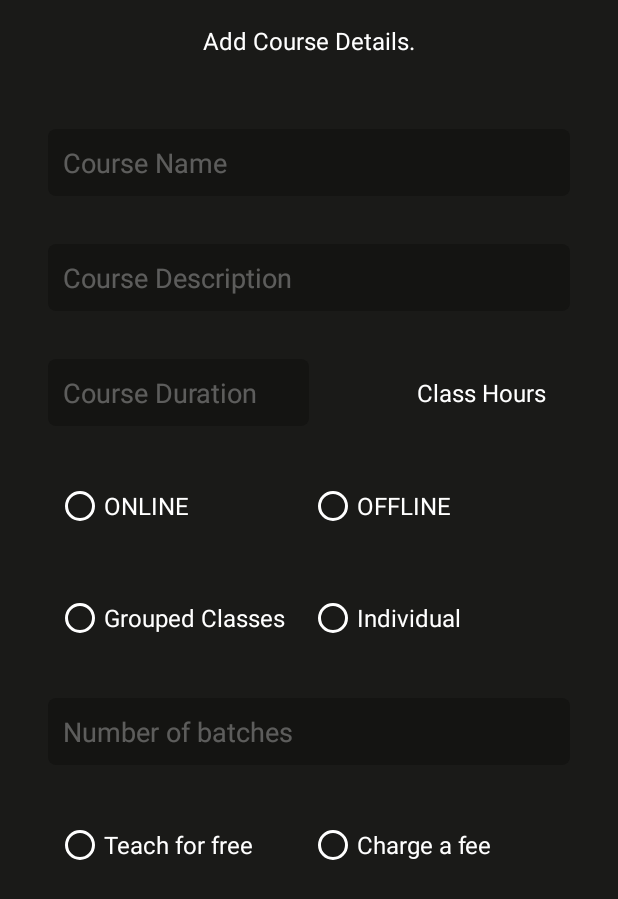
After one commit to sanchitgupta456/Upsilon, an Android app: the layout activity_add_course.xml on its own in the app's theme, with its tools: preview values and no code run, on a phone screen of 412 x 824 dp. The commit adds this screen. Shown: the top 899 px of the screen. Run offline under Robolectric (Android 15) with nearby library versions, the phone set to English and light mode, and no system bars.

Commit message:
added add course xml page

```diff
--- /dev/null
+++ b/app/src/main/java/com/sanchit/Upsilon/AddCourseActivity.java
@@ -0,0 +1,56 @@
+package com.sanchit.Upsilon;
+
+import android.os.Bundle;
+import android.util.Log;
+
+import androidx.annotation.Nullable;
+import androidx.appcompat.app.AppCompatActivity;
+import androidx.recyclerview.widget.DefaultItemAnimator;
+import androidx.recyclerview.widget.LinearLayoutManager;
+import androidx.recyclerview.widget.RecyclerView;
+
+import java.util.ArrayList;
+
+public class AddCourseActivity extends AppCompatActivity {
+    private static final String TAG = "AddCourseActivity";
+
+    private RecyclerView recyclerView ;
+    /*
+    private ArrayList<String> mCourseNames = new ArrayList<>();
+    private ArrayList<Integer> mImageUrls = new ArrayList<>();
+    */
+
+    @Override
+    protected void onCreate(@Nullable Bundle savedInstanceState) {
+        Log.d(TAG, "onCreate: started.");
+        super.onCreate(savedInstanceState);
+        setContentView(R.layout.activity_add_course);
+
+        //getCoursesTaught();
+    }
+    //for testing only. To be removed later.
+    /*
+    public void getCoursesTaught () {
+        mCourseNames.add("JAVA") ;
+        mCourseNames.add("JAVA") ;
+        mCourseNames.add("JAVA") ;
+        mCourseNames.add("JAVA") ;
+        mCourseNames.add("JAVA") ;
+        mImageUrls.add(R.drawable.darklogo);
+        mImageUrls.add(R.drawable.darklogo);
+        mImageUrls.add(R.drawable.darklogo);
+        mImageUrls.add(R.drawable.darklogo);
+        mImageUrls.add(R.drawable.darklogo);
+
+        initRecyclerView();
+    }
+
+    public void initRecyclerView () {
+        CourseListAdaptorHome adapter = new CourseListAdaptorHome(this, mCourseNames, mImageUrls);
+        recyclerView = (RecyclerView) findViewById(R.id.coursesTaught);
+        LinearLayoutManager manager = new LinearLayoutManager(this);
+        manager.setOrientation(RecyclerView.HORIZONTAL);
+        recyclerView.setLayoutManager(manager);
+        recyclerView.setAdapter(adapter);
+    }*/
+}
--- a/app/src/main/java/com/sanchit/Upsilon/CourseListAdaptorHome.java
+++ b/app/src/main/java/com/sanchit/Upsilon/CourseListAdaptorHome.java
@@ -21,6 +21,7 @@ import com.nostra13.universalimageloader.core.display.FadeInBitmapDisplayer;
 
 
  */
+
 import java.util.ArrayList;
 
 
@@ -28,10 +29,10 @@ public class CourseListAdaptorHome extends RecyclerView.Adapter<CourseListAdapto
 
     //vars
     private ArrayList<String> mCourseNames = new ArrayList<>();
-    private ArrayList<String> mImageUrls = new ArrayList<>();
+    private ArrayList<Integer> mImageUrls = new ArrayList<>();
     private Context mContext;
 
-    public CourseListAdaptorHome(Context context, ArrayList<String> CourseNames, ArrayList<String> imageUrls) {
+    public CourseListAdaptorHome(Context context, ArrayList<String> CourseNames, ArrayList<Integer> imageUrls) {
         mCourseNames = CourseNames;
         mImageUrls = imageUrls;
         mContext = context;
@@ -56,6 +57,7 @@ public class CourseListAdaptorHome extends RecyclerView.Adapter<CourseListAdapto
         setupImageLoader();
 
         ImageLoader imageLoader = ImageLoader.getInstance();
+
         int defaultImage = mContext.getResources().getIdentifier("@drawable/background",null,mContext.getPackageName());
 
 
@@ -65,9 +67,10 @@ public class CourseListAdaptorHome extends RecyclerView.Adapter<CourseListAdapto
                 .showImageOnFail(defaultImage)
                 .showImageOnLoading(defaultImage).build();
 
-        imageLoader.displayImage(mImageUrls.get(position), holder.courseImage, options); //param missing: options
+        imageLoader.displayImage(mImageUrls.get(position), holder.courseImage);  //missing param : options
+        */
 
-
+        holder.courseImage.setImageResource(mImageUrls.get(position));
         holder.courseName.setText(mCourseNames.get(position));
 
         holder.courseImage.setOnClickListener(new View.OnClickListener() {
@@ -76,7 +79,7 @@ public class CourseListAdaptorHome extends RecyclerView.Adapter<CourseListAdapto
                 Toast.makeText(mContext, mCourseNames.get(position), Toast.LENGTH_SHORT).show();
             }
         });
-        */
+
     }
 
     @Override
@@ -113,6 +116,6 @@ public class CourseListAdaptorHome extends RecyclerView.Adapter<CourseListAdapto
         ImageLoader.getInstance().init(config);
         // END - UNIVERSAL IMAGE LOADER SETUP
 
-         */
+        */
     }
 }
--- /dev/null
+++ b/app/src/main/res/layout/activity_add_course.xml
@@ -0,0 +1,262 @@
+<?xml version="1.0" encoding="utf-8"?>
+<RelativeLayout xmlns:android="http://schemas.android.com/apk/res/android"
+    xmlns:tools="http://schemas.android.com/tools"
+    android:layout_width="match_parent" android:layout_height="match_parent"
+    android:background="@color/homepageDarkBackground"
+    tools:context=".AddCourseActivity">
+
+
+        <androidx.recyclerview.widget.RecyclerView
+            android:layout_width="wrap_content"
+            android:layout_height="wrap_content"
+            android:orientation="horizontal"
+            android:scrollbars="horizontal"
+            android:id="@+id/coursesTaught"/>
+
+
+
+
+
+    <TextView
+        android:layout_width="match_parent"
+        android:layout_height="wrap_content"
+        android:textSize="@dimen/text_margin"
+        android:textColor="@color/colorWhite"
+        android:layout_below="@id/coursesTaught"
+        android:layout_margin="@dimen/activity_vertical_margin"
+        android:text="@string/add_course_details"
+        android:gravity="center"
+        android:id="@+id/textAddCourseDetails"/>
+
+    <ScrollView
+        android:layout_width="match_parent"
+        android:layout_height="wrap_content"
+        android:layout_below="@id/textAddCourseDetails"
+        android:layout_margin="@dimen/activity_vertical_margin">
+        <LinearLayout
+            android:layout_width="match_parent"
+            android:layout_height="wrap_content"
+            android:orientation="vertical"
+            android:gravity="start"
+            >
+
+            <EditText
+                android:layout_width="match_parent"
+                android:layout_height="wrap_content"
+                android:hint="@string/course_name"
+                android:inputType="text"
+                android:textColorHint="#50FFFFFF"
+                android:textColor="@color/colorWhite"
+                android:background="@drawable/text_view_login"
+                android:padding="10dp"
+                android:layout_margin="@dimen/text_margin"/>
+
+            <EditText
+                android:layout_width="match_parent"
+                android:layout_height="wrap_content"
+                android:hint="@string/course_description"
+                android:textColorHint="#50FFFFFF"
+                android:inputType="textMultiLine"
+                android:background="@drawable/text_view_login"
+                android:padding="10dp"
+                android:layout_margin="@dimen/text_margin"
+                android:textColor="@color/colorWhite"/>
+
+            <LinearLayout
+                android:layout_width="match_parent"
+                android:layout_height="wrap_content"
+                android:orientation="horizontal"
+                android:layout_margin="@dimen/text_margin"
+                android:weightSum="100">
+
+                <EditText
+                    android:layout_width="match_parent"
+                    android:layout_height="wrap_content"
+                    android:hint="@string/course_duration"
+                    android:inputType="number"
+                    android:textColorHint="#50FFFFFF"
+                    android:textColor="@color/colorWhite"
+                    android:background="@drawable/text_view_login"
+                    android:padding="10dp"
+                    android:layout_weight="50" />
+
+                <TextView
+                    android:layout_width="match_parent"
+                    android:layout_height="match_parent"
+                    android:text="@string/class_hours"
+                    android:textColor="@color/colorWhite"
+                    android:textSize="@dimen/text_margin"
+                    android:gravity="center_vertical"
+                    android:layout_weight="50"
+                    android:textAlignment="textEnd"
+                    android:paddingEnd="@dimen/activity_horizontal_margin"
+                    tools:ignore="RtlCompat" />
+
+            </LinearLayout>
+
+            <RadioGroup
+                android:layout_width="match_parent"
+                android:layout_height="wrap_content"
+                android:orientation="horizontal"
+                android:layout_margin="@dimen/text_margin"
+                android:weightSum="100"
+                android:padding="5dp">
+
+                <RadioButton
+                    android:layout_width="match_parent"
+                    android:layout_height="match_parent"
+                    android:layout_weight="50"
+                    android:buttonTint="@color/colorWhite"
+                    android:textColor="@color/colorWhite"
+                    android:textSize="@dimen/text_margin"
+                    android:text="@string/online"/>
+
+                <RadioButton
+                    android:layout_width="match_parent"
+                    android:layout_height="match_parent"
+                    android:layout_weight="50"
+                    android:buttonTint="@color/colorWhite"
+                    android:textColor="@color/colorWhite"
+                    android:textSize="@dimen/text_margin"
+                    android:text="@string/offline"/>
+
+
+
+            </RadioGroup>
+
+            <RadioGroup
+                android:layout_width="match_parent"
+                android:layout_height="wrap_content"
+                android:orientation="horizontal"
+                android:layout_margin="@dimen/text_margin"
+                android:weightSum="100"
+                android:padding="5dp">
+
+                <RadioButton
+                    android:layout_width="match_parent"
+                    android:layout_height="match_parent"
+                    android:layout_weight="50"
+                    android:buttonTint="@color/colorWhite"
+                    android:textColor="@color/colorWhite"
+                    android:textSize="@dimen/text_margin"
+                    android:text="@string/grouped_classes"/>
+
+                <RadioButton
+                    android:layout_width="match_parent"
+                    android:layout_height="match_parent"
+                    android:layout_weight="50"
+                    android:buttonTint="@color/colorWhite"
+                    android:textColor="@color/colorWhite"
+                    android:textSize="@dimen/text_margin"
+                    android:text="@string/individual"/>
+
+            </RadioGroup>
+
+            <!--
+            <ToggleButton
+                android:layout_width="match_parent"
+                android:layout_height="wrap_content"
+                android:textOff="Offline"
+                android:textOn="Online"
+                android:layout_margin="@dimen/text_margin"
+                android:background="@drawable/btn_toggle"
+                android:elevation="20dp"
+                android:shadowColor="@color/colorBlack"
+                android:textColor="@color/colorBlack"
+                android:textSize="@dimen/text_margin"
+                android:textStyle="bold"
+                android:checked="true"/> -->
+            <!--
+            <LinearLayout
+                android:layout_width="match_parent"
+                android:layout_height="wrap_content"
+                android:orientation="horizontal"
+                android:layout_margin="@dimen/text_margin"
+                android:weightSum="100">
+
+                <ToggleButton
+                    android:id="@+id/isChargeable"
+                    android:layout_width="match_parent"
+                    android:layout_height="match_parent"
+                    android:textOff="Free"
+                    android:textOn="Charged"
+                    android:background="@drawable/btn_toggle"
+                    android:elevation="20dp"
+                    android:shadowColor="@color/colorBlack"
+                    android:textColor="@color/colorBlack"
+                    android:textSize="@dimen/text_margin"
+                    android:textStyle="bold"
+                    android:checked="false"
+                    android:layout_weight="50"/>
+
+                <EditText
+                    android:layout_width="match_parent"
+                    android:layout_height="match_parent"
+                    android:layout_weight="50"
+                    android:hint="Fees"
+                    android:visibility="invisible"
+                    android:inputType="number"
+                    android:textColorHint="#50FFFFFF"
+                    android:textColor="@color/colorWhite"
+                    android:background="@drawable/text_view_login"
+                    android:padding="10dp"
+                    />
+
+            </LinearLayout> -->
+
+            <EditText
+                android:layout_width="match_parent"
+                android:layout_height="wrap_content"
+                android:hint="@string/number_of_batches"
+                android:textColorHint="#50FFFFFF"
+                android:inputType="textMultiLine"
+                android:background="@drawable/text_view_login"
+                android:padding="10dp"
+                android:layout_margin="@dimen/text_margin"
+                android:textColor="@color/colorWhite"/>
+
+            <!-- Available Days And Time Slotting here -->
+
+            <RadioGroup
+                android:layout_width="match_parent"
+                android:layout_height="wrap_content"
+                android:orientation="horizontal"
+                android:layout_margin="@dimen/text_margin"
+                android:weightSum="100"
+                android:padding="5dp">
+
+                <RadioButton
+                    android:layout_width="match_parent"
+                    android:layout_height="match_parent"
+                    android:layout_weight="50"
+                    android:buttonTint="@color/colorWhite"
+                    android:textColor="@color/colorWhite"
+                    android:textSize="@dimen/text_margin"
+                    android:text="@string/teach_for_free"/>
+
+                <RadioButton
+                    android:layout_width="match_parent"
+                    android:layout_height="match_parent"
+                    android:layout_weight="50"
+                    android:buttonTint="@color/colorWhite"
+                    android:textColor="@color/colorWhite"
+                    android:textSize="@dimen/text_margin"
+                    android:text="@string/charge_a_fee"/>
+
+
+
+            </RadioGroup>
+
+
+
+
+
+
+        </LinearLayout>
+    </ScrollView>
+
+
+
+
+
+</RelativeLayout>
--- a/app/src/main/res/values/colors.xml
+++ b/app/src/main/res/values/colors.xml
@@ -1,6 +1,9 @@
 <?xml version="1.0" encoding="utf-8"?>
 <resources>
+    <color name="colorPrimary">#1A1A18</color>
+    <!--
     <color name="colorPrimary">#063CDF</color>
+    -->
     <color name="colorPrimaryDark">#3700B3</color>
     <color name="colorAccent">#03DAC5</color>
     <color name="colorBlack">#000000</color>
--- a/app/src/main/res/values/strings.xml
+++ b/app/src/main/res/values/strings.xml
@@ -53,4 +53,16 @@
     <string name="enter_contact_number">Enter Contact Number</string>
     <string name="we_never_share_these_details_without_your_permission">We never share these details without your permission.</string>
     <string name="next">Next</string>
+    <string name="add_course_details">Add Course Details.</string>
+    <string name="course_name">Course Name</string>
+    <string name="course_description">Course Description</string>
+    <string name="course_duration">Course Duration</string>
+    <string name="class_hours">Class Hours</string>
+    <string name="online">ONLINE</string>
+    <string name="offline">OFFLINE</string>
+    <string name="grouped_classes">Grouped Classes</string>
+    <string name="individual">Individual</string>
+    <string name="number_of_batches">Number of batches</string>
+    <string name="teach_for_free">Teach for free</string>
+    <string name="charge_a_fee">Charge a fee</string>
 </resources>
```
